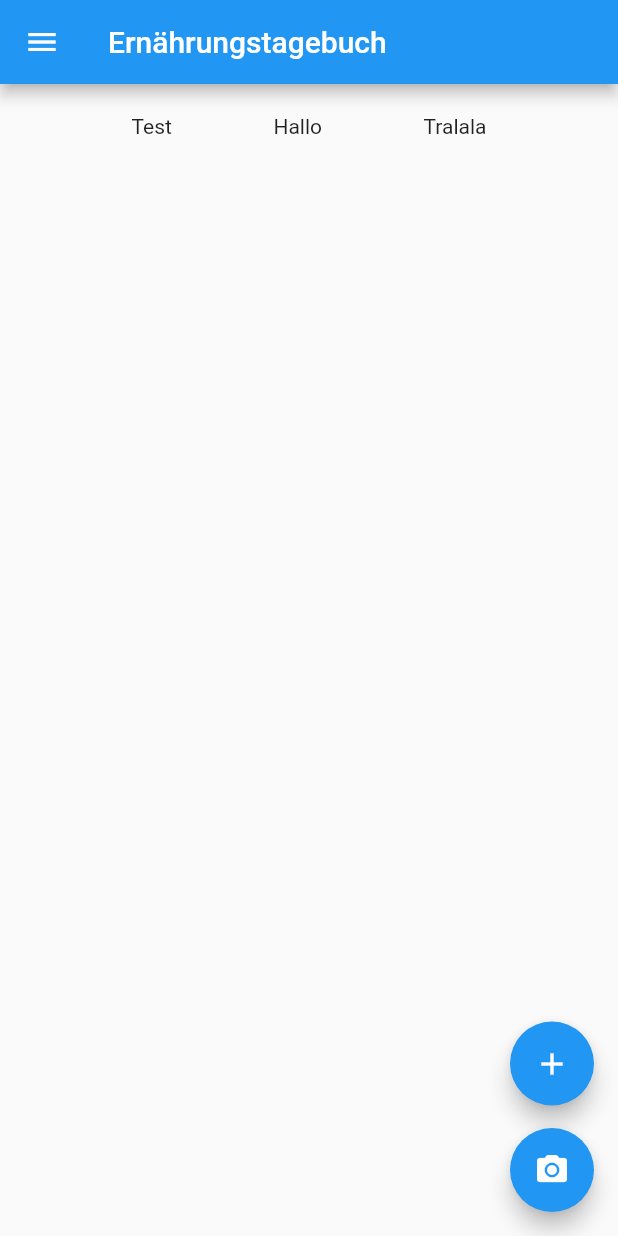
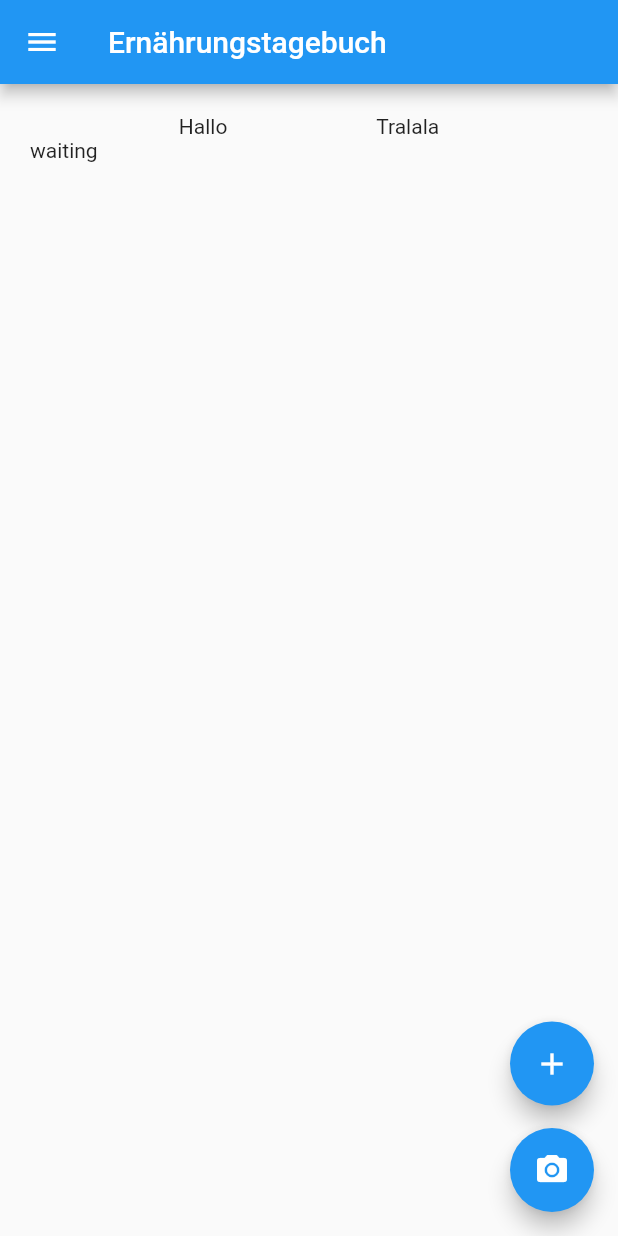
Before and after one commit to schrlu/dieAhnungslosen, a Flutter app: the screen it shows after launch, in the side drawer, after a tap on the "add" icon, on a phone screen of 412 x 824 dp. Run offline on Flutter 3.47's test engine with Material 2 defaults, Android fonts, the phone set to English and light mode, and no system bars; missing offline and left inert: flutter_barcode_scanner, openfoodfacts.

```diff
--- a/lib/main.dart
+++ b/lib/main.dart
@@ -1,7 +1,19 @@
+import 'dart:convert';
+import 'dart:developer';
+
 import 'package:flutter/cupertino.dart';
 import 'package:flutter/material.dart';
 import 'package:dieahnungslosen/navbar.dart';
 import 'package:flutter_barcode_scanner/flutter_barcode_scanner.dart';
+import 'package:openfoodfacts/model/Product.dart';
+import 'package:openfoodfacts/model/ProductList.dart';
+import 'package:openfoodfacts/model/UserAgent.dart';
+import 'package:openfoodfacts/utils/PnnsGroups.dart';
+import 'package:openfoodfacts/utils/ProductQueryConfigurations.dart';
+import 'dart:async';
+import 'package:openfoodfacts/model/OcrIngredientsResult.dart';
+import 'package:openfoodfacts/openfoodfacts.dart';
+import 'package:openfoodfacts/utils/TagType.dart';
 
 void main() => runApp(MaterialApp(home: FoodDiary()));
 
@@ -13,12 +25,29 @@ class FoodDiary extends StatefulWidget {
 }
 
 class FoodDiaryState extends State<FoodDiary> {
+  Future<String?> getProduct(String barcode) async {
+    // var barcode = '0048151623426';
+
+    ProductQueryConfiguration configuration = ProductQueryConfiguration(barcode,
+        language: OpenFoodFactsLanguage.GERMAN, fields: [ProductField.ALL]);
+    ProductResult result = await OpenFoodAPIClient.getProduct(configuration);
+
+    if (result.status == 1) {
+      // return result.product;
+      return jsonEncode(result.product);
+    } else {
+      throw Exception('product not found, please insert data for $barcode');
+    }
+  }
+
   String _barcode = "";
+
   scan() async {
     return await FlutterBarcodeScanner.scanBarcode(
-        "#000000", 'Abbrechen', true, ScanMode.BARCODE).then((value) =>
-        setState(() => _barcode = value));
+            "#000000", 'Abbrechen', true, ScanMode.BARCODE)
+        .then((value) => setState(() => _barcode = value));
   }
+
   @override
   Widget build(BuildContext context) {
     return Scaffold(
@@ -34,19 +63,24 @@ class FoodDiaryState extends State<FoodDiary> {
               children: [
                 Row(
                   mainAxisAlignment: MainAxisAlignment.spaceEvenly,
-                      children: [
-                        Text("Test"),
-                        Text("Hallo"),
-                        Text("Tralala")
+                  children: [Text("Hallo"), Text("Tralala")],
+                ),
+                FutureBuilder<String?>(
+                    future: getProduct(_barcode),
+                    builder: (context, snapshot) {
+                      if (snapshot.hasData) {
+                        String data = snapshot.data!;
+                        String productName = jsonDecode(data)['product_name'];
+                        return Text(productName);
+                      } else{
+                        return Text('waiting');
+                      }
+                    })
               ],
-                    )
-              ],
-
             ),
           ],
         ),
-        floatingActionButton:
-        Column(
+        floatingActionButton: Column(
           mainAxisAlignment: MainAxisAlignment.end,
           children: [
             FloatingActionButton(
@@ -76,11 +110,8 @@ class FoodDiaryState extends State<FoodDiary> {
             ),
             Padding(
                 padding: EdgeInsets.only(top: 15),
-              child: FloatingActionButton
-                (
-                onPressed: () => scan(),
-              child: Icon(Icons.camera_alt),),
-            )
+                child: FloatingActionButton(
+                    onPressed: () => scan(), child: Icon(Icons.camera_alt))),
           ],
         ));
   }
--- a/pubspec.yaml
+++ b/pubspec.yaml
@@ -36,6 +36,7 @@ dependencies:
   # The following adds the Cupertino Icons font to your application.
   # Use with the CupertinoIcons class for iOS style icons.
   cupertino_icons: ^1.0.2
+  openfoodfacts: ^1.17.0
 
 dev_dependencies:
   flutter_test:
```
Also changed, not shown: lib/qrscan.dart (deleted, +0 -36 lines), pubspec.lock. Lines whose indentation alone changed are shown as unchanged.
